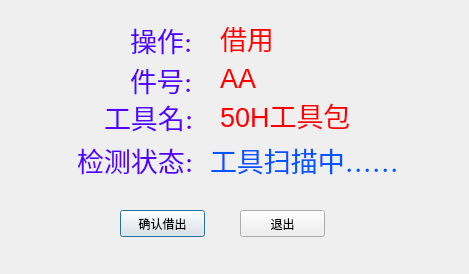
The window that QTClient/borrowandreback.ui (sunjiangbo/gyTool-Manager) describes before a commit, drawn with Qt 5.
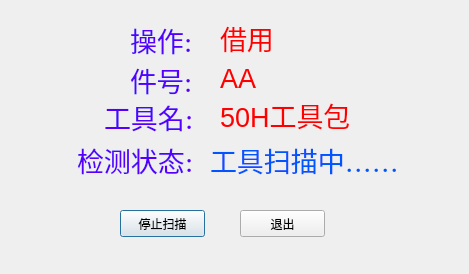
The same window after the commit.

Patch:
```diff
--- a/QTClient/borrowandreback.ui
+++ b/QTClient/borrowandreback.ui
@@ -121,7 +121,7 @@
     </rect>
    </property>
    <property name="text">
-    <string>确认借出</string>
+    <string>停止扫描</string>
    </property>
   </widget>
   <widget class="QLabel" name="oplb_3">
```
